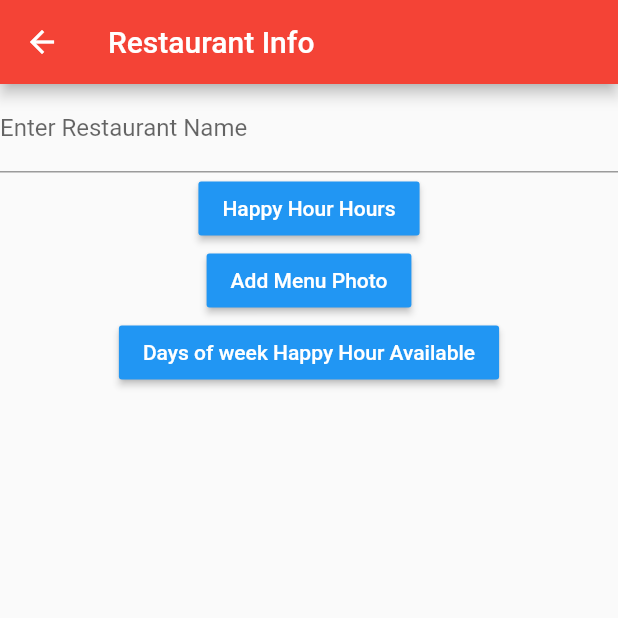
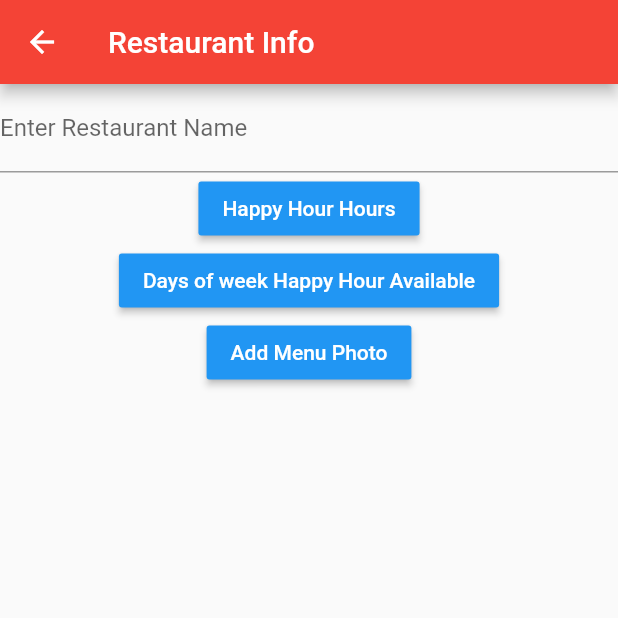
Before and after one commit to jessebelcourt/denver_happy_hour, a Flutter app: the AddMenuView screen opened by its route, on a phone screen of 412 x 824 dp, the top half of it. Run offline on Flutter 3.47's test engine with Material 2 defaults, Android fonts, the phone set to English and light mode, and no system bars; our stand-ins replace firebase_messaging, google_maps_flutter; accounts and stored records are empty.

Commit message:
Added Notes for Carosel feature

```diff
--- a/lib/ui/views/add_menu.dart
+++ b/lib/ui/views/add_menu.dart
@@ -32,18 +32,18 @@ class _AddMenuViewState extends State<AddMenuView> {
                   Navigator.pop(context);
                 },
               ),
-              RaisedButton(
+              RaisedButton( //Maybe use a Carosel for days of week here?
                 color: Colors.blue,
                 textColor: Colors.white,
-                child: Text('Add Menu Photo'),
+                child: Text('Days of week Happy Hour Available'),
                 onPressed: () {
                   //Navigate to upload photo
                 },
               ),
-              RaisedButton(
+               RaisedButton(
                 color: Colors.blue,
                 textColor: Colors.white,
-                child: Text('Days of week Happy Hour Available'),
+                child: Text('Add Menu Photo'),
                 onPressed: () {
                   //Navigate to upload photo
                 },
```
